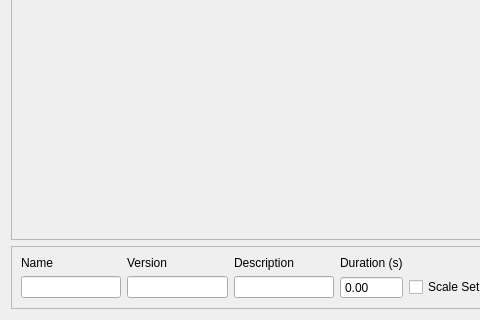
project-march/ProjectMarch, file march_rqt_gait_generator/resource/gait_generator.ui: the form before one commit; both pictures show x 0 to 480 and y 402 to 722 of the 845 by 722 pixel window.
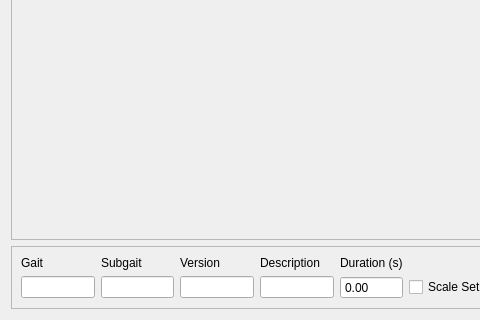
The form after the commit.

Commit message: Implement proper import and export of subgaits

```diff
--- a/march_rqt_gait_generator/resource/gait_generator.ui
+++ b/march_rqt_gait_generator/resource/gait_generator.ui
@@ -106,20 +106,10 @@
       <enum>QFrame::Raised</enum>
      </property>
      <layout class="QGridLayout" name="gridLayout_5">
-      <item row="2" column="1">
-       <widget class="QLineEdit" name="Version">
-        <property name="sizePolicy">
-         <sizepolicy hsizetype="Maximum" vsizetype="Fixed">
-          <horstretch>0</horstretch>
-          <verstretch>0</verstretch>
-         </sizepolicy>
-        </property>
-       </widget>
-      </item>
-      <item row="2" column="4">
+      <item row="2" column="5">
        <widget class="QLineEdit" name="Description"/>
       </item>
-      <item row="0" column="5">
+      <item row="0" column="6">
        <widget class="QLabel" name="DurationLabel">
         <property name="text">
          <string>Duration (s)</string>
@@ -127,14 +117,14 @@
        </widget>
       </item>
       <item row="0" column="0">
-       <widget class="QLabel" name="NameLabel">
+       <widget class="QLabel" name="GaitLabel">
         <property name="text">
-         <string>Name</string>
+         <string>Gait</string>
         </property>
        </widget>
       </item>
       <item row="2" column="0">
-       <widget class="QLineEdit" name="Name">
+       <widget class="QLineEdit" name="Gait">
         <property name="sizePolicy">
          <sizepolicy hsizetype="Maximum" vsizetype="Fixed">
           <horstretch>0</horstretch>
@@ -143,21 +133,21 @@
         </property>
        </widget>
       </item>
-      <item row="0" column="4">
+      <item row="0" column="5">
        <widget class="QLabel" name="DescriptionLabel">
         <property name="text">
          <string>Description</string>
         </property>
        </widget>
       </item>
-      <item row="0" column="1">
+      <item row="0" column="2">
        <widget class="QLabel" name="VersionLabel">
         <property name="text">
          <string>Version</string>
         </property>
        </widget>
       </item>
-      <item row="2" column="7">
+      <item row="2" column="8">
        <widget class="QCheckBox" name="ScaleSetpoints">
         <property name="toolTip">
          <string>Scale the setpoints based on their relative time when adjusting the duration.</string>
@@ -167,7 +157,7 @@
         </property>
        </widget>
       </item>
-      <item row="2" column="5">
+      <item row="2" column="6">
        <widget class="QDoubleSpinBox" name="Duration">
         <property name="buttonSymbols">
          <enum>QAbstractSpinBox::NoButtons</enum>
@@ -177,6 +167,26 @@
         </property>
        </widget>
       </item>
+      <item row="2" column="2">
+       <widget class="QLineEdit" name="Version">
+        <property name="sizePolicy">
+         <sizepolicy hsizetype="Maximum" vsizetype="Fixed">
+          <horstretch>0</horstretch>
+          <verstretch>0</verstretch>
+         </sizepolicy>
+        </property>
+       </widget>
+      </item>
+      <item row="0" column="1">
+       <widget class="QLabel" name="SubgaitLabel">
+        <property name="text">
+         <string>Subgait</string>
+        </property>
+       </widget>
+      </item>
+      <item row="2" column="1">
+       <widget class="QLineEdit" name="Subgait"/>
+      </item>
      </layout>
     </widget>
    </item>
```
The commit also changes 10 other files.
